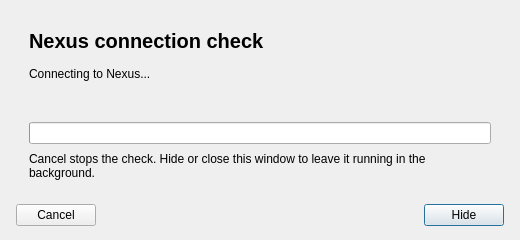
Above: source/modorganizer/src/validationprogressdialog.ui from ArialSenki/MO2-Revamped before the change. Below: the same form after it.
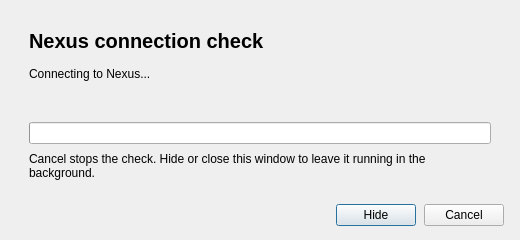
That is the form after the change.

Diff of the .ui file:
```diff
--- a/source/modorganizer/src/validationprogressdialog.ui
+++ b/source/modorganizer/src/validationprogressdialog.ui
@@ -64,9 +64,9 @@
    <item>
     <layout class="QHBoxLayout" name="actionsLayout">
      <property name="spacing"><number>8</number></property>
-     <item><widget class="QPushButton" name="cancel"><property name="text"><string>Cancel</string></property><property name="autoDefault"><bool>false</bool></property></widget></item>
      <item><spacer name="actionsSpacer"><property name="orientation"><enum>Qt::Horizontal</enum></property><property name="sizeHint" stdset="0"><size><width>40</width><height>20</height></size></property></spacer></item>
      <item><widget class="QPushButton" name="hide"><property name="text"><string>Hide</string></property><property name="default"><bool>true</bool></property><property name="autoDefault"><bool>true</bool></property></widget></item>
+     <item><widget class="QPushButton" name="cancel"><property name="text"><string>Cancel</string></property><property name="autoDefault"><bool>false</bool></property></widget></item>
     </layout>
    </item>
   </layout>
```
Left out of the diff: 2 changed lines with no effect on the pictures.
